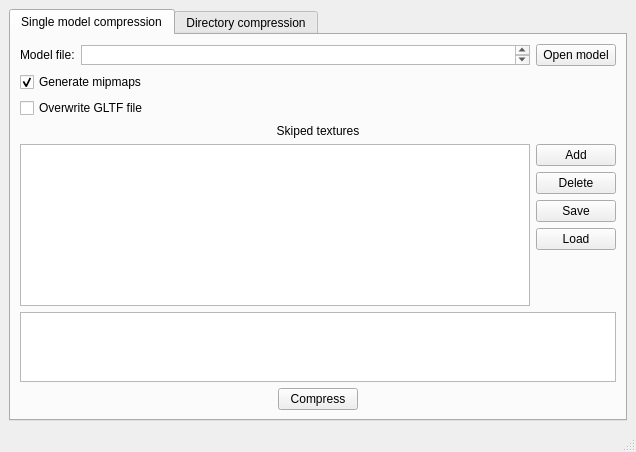
This is tools/texture-compressor/texcompr-gui/forms/mainwindow.ui in maisvendoo/RRS as Qt 5 draws it before an edit. The edited form follows.
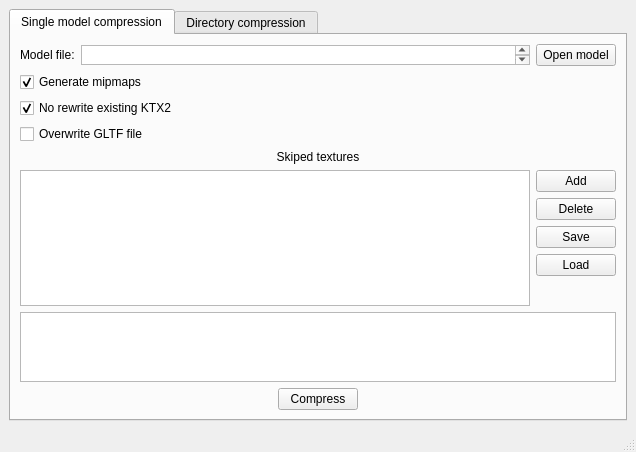
This is the edited form.

Diff of the .ui file:
```diff
--- a/tools/texture-compressor/texcompr-gui/forms/mainwindow.ui
+++ b/tools/texture-compressor/texcompr-gui/forms/mainwindow.ui
@@ -79,6 +79,16 @@
               </property>
              </widget>
             </item>
+            <item>
+             <widget class="QCheckBox" name="cbNoRewrite">
+              <property name="text">
+               <string>No rewrite existing KTX2</string>
+              </property>
+              <property name="checked">
+               <bool>true</bool>
+              </property>
+             </widget>
+            </item>
             <item>
              <widget class="QCheckBox" name="cbOverwriteGLTF">
               <property name="text">
```
Left out of the diff: 3 changed lines with no effect on the pictures.
